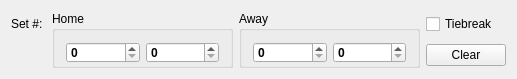
KadirEmreAVCI/MasterTennisApp, file SetScoreWidget.ui: the form before one commit.
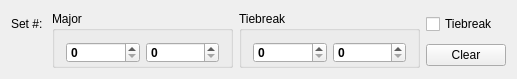
The form after the commit.

```diff
--- a/SetScoreWidget.ui
+++ b/SetScoreWidget.ui
@@ -50,11 +50,11 @@
       </size>
      </property>
      <property name="title">
-      <string>Away</string>
+      <string>Tiebreak</string>
      </property>
      <layout class="QHBoxLayout" name="horizontalLayout_2">
       <item>
-       <widget class="QSpinBox" name="spinBox_AwayScore">
+       <widget class="QSpinBox" name="spinBox_HomeTiebreakScore">
         <property name="minimumSize">
          <size>
           <width>0</width>
@@ -101,7 +101,7 @@
       </size>
      </property>
      <property name="title">
-      <string>Home</string>
+      <string>Major</string>
      </property>
      <layout class="QHBoxLayout" name="horizontalLayout">
       <item>
@@ -120,7 +120,7 @@
        </widget>
       </item>
       <item>
-       <widget class="QSpinBox" name="spinBox_HomeTiebreakScore">
+       <widget class="QSpinBox" name="spinBox_AwayScore">
         <property name="minimumSize">
          <size>
           <width>0</width>
```
